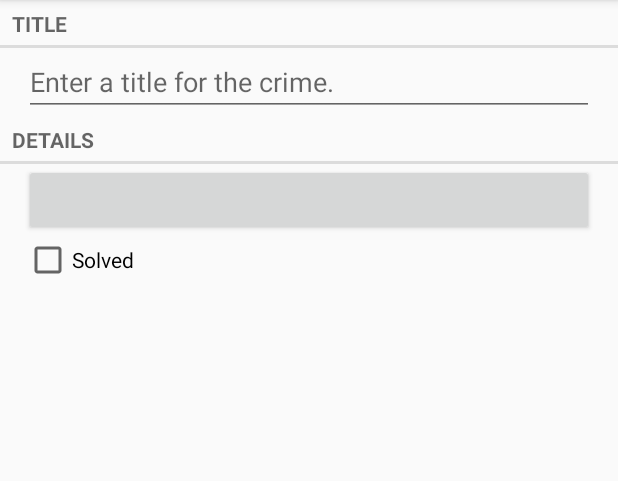
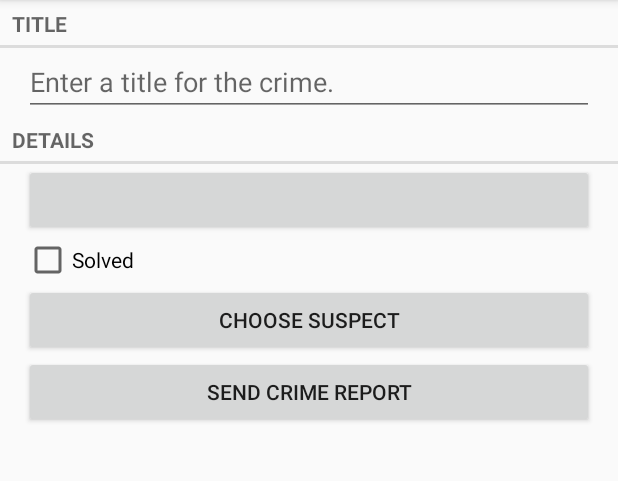
Before and after one commit to 250mon/CriminalIntent, an Android app: the fragment CrimeFragment placed in its activity, on a phone screen of 412 x 824 dp, the part 84-565 px from its top. Run offline under Robolectric (Android 15) with nearby library versions, the phone set to English and light mode, and no system bars; 13 statements that could not run were skipped.

Commit message:
15 Implicit Intents half way

```diff
--- a/app/src/main/java/com/sjy/android/criminalintent/CrimeLab.java
+++ b/app/src/main/java/com/sjy/android/criminalintent/CrimeLab.java
@@ -30,6 +30,7 @@ public class CrimeLab {
         values.put(CrimeTable.Cols.TITLE, crime.getTitle());
         values.put(CrimeTable.Cols.DATE, crime.getDate().toString());
         values.put(CrimeTable.Cols.SOLVED, crime.isSolved() ? 1 : 0);
+        values.put(CrimeTable.Cols.SUSPECT, crime.getSuspect());
 
         return values;
     }
--- a/app/src/main/java/com/sjy/android/criminalintent/database/CrimeDbSchema.java
+++ b/app/src/main/java/com/sjy/android/criminalintent/database/CrimeDbSchema.java
@@ -9,6 +9,7 @@ public class CrimeDbSchema {
             public static final String TITLE = "title";
             public static final String DATE = "date";
             public static final String SOLVED = "solved";
+            public static final String SUSPECT = "suspect";
         }
     }
 }
--- a/app/src/main/res/layout-land/fragment_crime.xml
+++ b/app/src/main/res/layout-land/fragment_crime.xml
@@ -47,4 +47,27 @@
             android:text="@string/crime_solved_label" />
     </LinearLayout>
 
+    <LinearLayout
+        android:layout_width="match_parent"
+        android:layout_height="wrap_content"
+        android:layout_marginLeft="16dp"
+        android:layout_marginRight="16dp"
+        android:orientation="horizontal">
+
+        <Button
+            android:id="@+id/crime_suspect"
+            android:layout_width="wrap_content"
+            android:layout_height="wrap_content"
+            android:layout_weight="1"
+            android:text="@string/crime_suspect_text"/>
+
+        <Button
+            android:id="@+id/crime_report"
+            android:layout_width="wrap_content"
+            android:layout_height="wrap_content"
+            android:layout_weight="1"
+            android:text="@string/crime_report_text"/>
+
+    </LinearLayout>
+
 </LinearLayout>
--- a/app/src/main/res/layout/fragment_crime.xml
+++ b/app/src/main/res/layout/fragment_crime.xml
@@ -37,4 +37,20 @@
         android:layout_marginLeft="16dp"
         android:layout_marginRight="16dp"
         android:text="@string/crime_solved_label"/>
+
+    <Button
+        android:id="@+id/crime_suspect"
+        android:layout_width="match_parent"
+        android:layout_height="wrap_content"
+        android:layout_marginLeft="16dp"
+        android:layout_marginRight="16dp"
+        android:text="@string/crime_suspect_text"/>
+
+    <Button
+        android:id="@+id/crime_report"
+        android:layout_width="match_parent"
+        android:layout_height="wrap_content"
+        android:layout_marginLeft="16dp"
+        android:layout_marginRight="16dp"
+        android:text="@string/crime_report_text"/>
 </LinearLayout>
--- a/app/src/main/res/values/strings.xml
+++ b/app/src/main/res/values/strings.xml
@@ -15,5 +15,17 @@
         <item quantity="other">%1$s crimes</item>
     </plurals>
     <string name="empty_crime_list">There are no crimes</string>
+    <string name="crime_suspect_text">Choose Suspect</string>
+    <string name="crime_report_text">Send Crime Report</string>
+    <string name="crime_report">%1$s!
+        The crime was discovered on %2$s. %3$s, and %4$s
+    </string>
+    <string name="crime_report_solved">The case is solved</string>
+    <string name="crime_report_unsolved">The case is not solved</string>
+    <string name="crime_report_no_suspect">there is no suspect.</string>
+    <string name="crime_report_suspect">the suspect is %s.</string>
+    <string name="crime_report_subject">CriminalIntent Crime Report</string>
+    <string name="send_report">Send crime report via</string>
+
 
 </resources>
```
Also changed, not shown: app/src/main/java/com/sjy/android/criminalintent/Crime.java (+9 -0 lines), app/src/main/java/com/sjy/android/criminalintent/CrimeFragment.java (+26 -2 lines).
